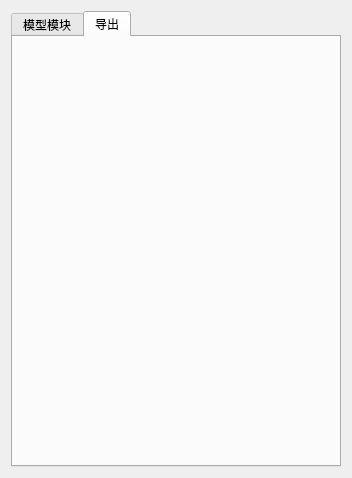
Before: the Qt Designer form ui/ui.ui in fxcfxcfxc/MaxTool_FastModeing, drawn with Qt 5.
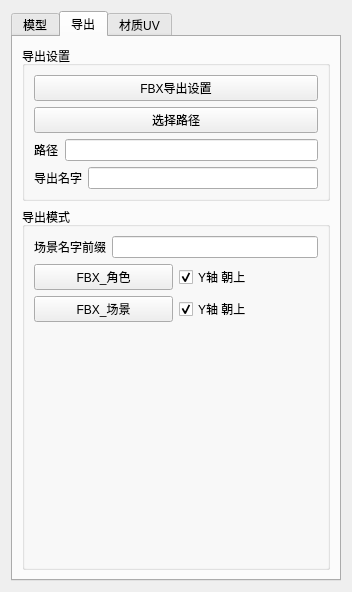
After: the same form once the commit is applied. The open tabs and pages were chosen to show the change.

The edit to the form file:
```diff
--- a/ui/ui.ui
+++ b/ui/ui.ui
@@ -2,22 +2,28 @@
 <ui version="4.0">
  <class>Form</class>
  <widget class="QWidget" name="Form">
+  <property name="enabled">
+   <bool>true</bool>
+  </property>
   <property name="geometry">
    <rect>
     <x>0</x>
     <y>0</y>
-    <width>316</width>
-    <height>478</height>
+    <width>233</width>
+    <height>428</height>
    </rect>
   </property>
   <property name="windowTitle">
    <string>Form</string>
   </property>
-  <layout class="QGridLayout" name="gridLayout_6">
-   <item row="0" column="0">
+  <layout class="QGridLayout" name="gridLayout_5">
+   <item row="0" column="1">
     <widget class="QTabWidget" name="tabWidget">
+     <property name="enabled">
+      <bool>true</bool>
+     </property>
      <property name="currentIndex">
-      <number>0</number>
+      <number>1</number>
      </property>
      <widget class="QWidget" name="tab">
       <property name="styleSheet">
@@ -40,10 +46,10 @@
 }</string>
       </property>
       <attribute name="title">
-       <string>模型模块</string>
+       <string>模型</string>
       </attribute>
-      <layout class="QGridLayout" name="gridLayout_5">
-       <item row="0" column="0">
+      <layout class="QVBoxLayout" name="verticalLayout_5">
+       <item>
         <widget class="QGroupBox" name="groupBox">
          <property name="styleSheet">
           <string notr="true"/>
@@ -86,7 +92,7 @@
          </layout>
         </widget>
        </item>
-       <item row="1" column="0">
+       <item>
         <widget class="QGroupBox" name="groupBox_2">
          <property name="title">
           <string>约束方式</string>
@@ -105,7 +111,7 @@
           <item row="0" column="1">
            <widget class="QRadioButton" name="radioButton_5">
             <property name="text">
-             <string>point（点）</string>
+             <string>normal（点法线）</string>
             </property>
            </widget>
           </item>
@@ -126,7 +132,7 @@
          </layout>
         </widget>
        </item>
-       <item row="2" column="0">
+       <item>
         <widget class="QGroupBox" name="groupBox_3">
          <property name="title">
           <string>锁定物体旋转/缩放/移动</string>
@@ -149,13 +155,13 @@
          </layout>
         </widget>
        </item>
-       <item row="3" column="0">
+       <item>
         <widget class="QGroupBox" name="groupBox_5">
          <property name="title">
           <string>变换</string>
          </property>
          <layout class="QGridLayout" name="gridLayout_2">
-          <item row="1" column="0">
+          <item row="2" column="0">
            <widget class="QPushButton" name="pushButton_21">
             <property name="text">
              <string>塌陷</string>
@@ -176,31 +182,31 @@
             </property>
            </widget>
           </item>
-          <item row="1" column="1">
+          <item row="2" column="2">
+           <widget class="QPushButton" name="pushButton_20">
+            <property name="text">
+             <string>物体位置归零</string>
+            </property>
+           </widget>
+          </item>
+          <item row="0" column="2">
            <widget class="QPushButton" name="pushButton_22">
             <property name="text">
              <string>Xform</string>
             </property>
            </widget>
           </item>
-          <item row="0" column="2">
+          <item row="2" column="1">
            <widget class="QPushButton" name="pushButton_25">
             <property name="text">
-             <string>PushButton</string>
-            </property>
-           </widget>
-          </item>
-          <item row="1" column="2">
-           <widget class="QPushButton" name="pushButton_20">
-            <property name="text">
-             <string>PushButton</string>
+             <string>坐标到中心</string>
             </property>
            </widget>
           </item>
          </layout>
         </widget>
        </item>
-       <item row="4" column="0">
+       <item>
         <widget class="QGroupBox" name="groupBox_4">
          <property name="title">
           <string>多边形</string>
@@ -209,35 +215,35 @@
           <item row="0" column="1">
            <widget class="QPushButton" name="pushButton_4">
             <property name="text">
-             <string>Loopedge循环边</string>
+             <string>LoopEdge</string>
             </property>
            </widget>
           </item>
           <item row="0" column="0">
            <widget class="QPushButton" name="pushButton_3">
             <property name="text">
-             <string>Cut切割</string>
+             <string>Cut</string>
             </property>
            </widget>
           </item>
           <item row="1" column="0">
            <widget class="QPushButton" name="pushButton_12">
             <property name="text">
-             <string>PushButton</string>
+             <string>Remove</string>
             </property>
            </widget>
           </item>
           <item row="1" column="1">
            <widget class="QPushButton" name="pushButton_11">
             <property name="text">
-             <string>PushButton</string>
+             <string>TargetWeld</string>
             </property>
            </widget>
           </item>
           <item row="0" column="2">
            <widget class="QPushButton" name="pushButton_5">
             <property name="text">
-             <string>Merge合并点</string>
+             <string>MergePoint</string>
             </property>
            </widget>
           </item>
@@ -258,7 +264,7 @@
           <item row="1" column="2">
            <widget class="QPushButton" name="pushButton_8">
             <property name="text">
-             <string>PushButton</string>
+             <string>Relax</string>
             </property>
            </widget>
           </item>
@@ -272,12 +278,257 @@
          </layout>
         </widget>
        </item>
+       <item>
+        <widget class="QGroupBox" name="groupBox_7">
+         <property name="title">
+          <string>Max文件</string>
+         </property>
+         <layout class="QVBoxLayout" name="verticalLayout_4">
+          <item>
+           <widget class="QPushButton" name="pushButton_23">
+            <property name="text">
+             <string>打开项目文件夹</string>
+            </property>
+           </widget>
+          </item>
+          <item>
+           <widget class="QPushButton" name="pushButton_16">
+            <property name="text">
+             <string>同目录保存备份文件（_backup.max）</string>
+            </property>
+           </widget>
+          </item>
+          <item>
+           <widget class="QPushButton" name="pushButton_17">
+            <property name="text">
+             <string>快速保存选中的模型为(_select.max)</string>
+            </property>
+           </widget>
+          </item>
+         </layout>
+        </widget>
+       </item>
       </layout>
      </widget>
      <widget class="QWidget" name="tab_2">
       <attribute name="title">
        <string>导出</string>
       </attribute>
+      <layout class="QGridLayout" name="gridLayout_6">
+       <item row="0" column="0">
+        <widget class="QGroupBox" name="groupBox_6">
+         <property name="title">
+          <string>导出设置</string>
+         </property>
+         <layout class="QVBoxLayout" name="verticalLayout">
+          <item>
+           <widget class="QPushButton" name="pushButton_6">
+            <property name="text">
+             <string>FBX导出设置</string>
+            </property>
+           </widget>
+          </item>
+          <item>
+           <widget class="QPushButton" name="pushButton_7">
+            <property name="text">
+             <string>选择路径</string>
+            </property>
+           </widget>
+          </item>
+          <item>
+           <layout class="QHBoxLayout" name="horizontalLayout">
+            <item>
+             <widget class="QLabel" name="label">
+              <property name="text">
+               <string>路径</string>
+              </property>
+             </widget>
+            </item>
+            <item>
+             <widget class="QLineEdit" name="lineEdit"/>
+            </item>
+           </layout>
+          </item>
+          <item>
+           <layout class="QHBoxLayout" name="horizontalLayout_2">
+            <item>
+             <widget class="QLabel" name="label_2">
+              <property name="text">
+               <string>导出名字</string>
+              </property>
+             </widget>
+            </item>
+            <item>
+             <widget class="QLineEdit" name="lineEdit_2"/>
+            </item>
+           </layout>
+          </item>
+         </layout>
+        </widget>
+       </item>
+       <item row="1" column="0">
+        <widget class="QGroupBox" name="groupBox_8">
+         <property name="title">
+          <string>导出模式</string>
+         </property>
+         <layout class="QVBoxLayout" name="verticalLayout_2">
+          <item>
+           <layout class="QHBoxLayout" name="horizontalLayout_6">
+            <item>
+             <widget class="QLabel" name="label_3">
+              <property name="text">
+               <string>场景名字前缀</string>
+              </property>
+             </widget>
+            </item>
+            <item>
+             <widget class="QLineEdit" name="lineEdit_3">
+              <property name="text">
+               <string/>
+              </property>
+             </widget>
+            </item>
+           </layout>
+          </item>
+          <item>
+           <layout class="QHBoxLayout" name="horizontalLayout_4">
+            <item>
+             <widget class="QPushButton" name="pushButton_9">
+              <property name="text">
+               <string>FBX_角色</string>
+              </property>
+             </widget>
+            </item>
+            <item>
+             <widget class="QCheckBox" name="checkBox">
+              <property name="text">
+               <string>Y轴 朝上</string>
+              </property>
+              <property name="checked">
+               <bool>true</bool>
+              </property>
+             </widget>
+            </item>
+           </layout>
+          </item>
+          <item>
+           <layout class="QHBoxLayout" name="horizontalLayout_5">
+            <item>
+             <widget class="QPushButton" name="pushButton_10">
+              <property name="text">
+               <string>FBX_场景</string>
+              </property>
+             </widget>
+            </item>
+            <item>
+             <widget class="QCheckBox" name="checkBox_2">
+              <property name="text">
+               <string>Y轴 朝上</string>
+              </property>
+              <property name="checked">
+               <bool>true</bool>
+              </property>
+             </widget>
+            </item>
+           </layout>
+          </item>
+          <item>
+           <spacer name="verticalSpacer_2">
+            <property name="orientation">
+             <enum>Qt::Vertical</enum>
+            </property>
+            <property name="sizeHint" stdset="0">
+             <size>
+              <width>20</width>
+              <height>40</height>
+             </size>
+            </property>
+           </spacer>
+          </item>
+         </layout>
+        </widget>
+       </item>
+      </layout>
+     </widget>
+     <widget class="QWidget" name="tab_3">
+      <attribute name="title">
+       <string>材质UV</string>
+      </attribute>
+      <layout class="QVBoxLayout" name="verticalLayout_7">
+       <item>
+        <widget class="QGroupBox" name="">
+         <property name="title">
+          <string>Material(材质)</string>
+         </property>
+         <layout class="QVBoxLayout" name="verticalLayout_3">
+          <item>
+           <widget class="QPushButton" name="pushButton_24">
+            <property name="text">
+             <string>单一材质</string>
+            </property>
+           </widget>
+          </item>
+          <item>
+           <widget class="QPushButton" name="pushButton_26">
+            <property name="text">
+             <string>复合材质(M_name)</string>
+            </property>
+           </widget>
+          </item>
+          <item>
+           <widget class="QPushButton" name="pushButton_27">
+            <property name="text">
+             <string>清除材质</string>
+            </property>
+           </widget>
+          </item>
+          <item>
+           <widget class="QPushButton" name="pushButton_28">
+            <property name="text">
+             <string>清除材质颜色</string>
+            </property>
+           </widget>
+          </item>
+         </layout>
+        </widget>
+       </item>
+       <item>
+        <widget class="QGroupBox" name="">
+         <property name="title">
+          <string>UV</string>
+         </property>
+         <layout class="QVBoxLayout" name="verticalLayout_6">
+          <item>
+           <widget class="QPushButton" name="pushButton_29">
+            <property name="text">
+             <string>UV</string>
+            </property>
+           </widget>
+          </item>
+          <item>
+           <widget class="QPushButton" name="pushButton_30">
+            <property name="text">
+             <string>Bake</string>
+            </property>
+           </widget>
+          </item>
+          <item>
+           <spacer name="verticalSpacer">
+            <property name="orientation">
+             <enum>Qt::Vertical</enum>
+            </property>
+            <property name="sizeHint" stdset="0">
+             <size>
+              <width>20</width>
+              <height>40</height>
+             </size>
+            </property>
+           </spacer>
+          </item>
+         </layout>
+        </widget>
+       </item>
+      </layout>
      </widget>
     </widget>
    </item>
```
